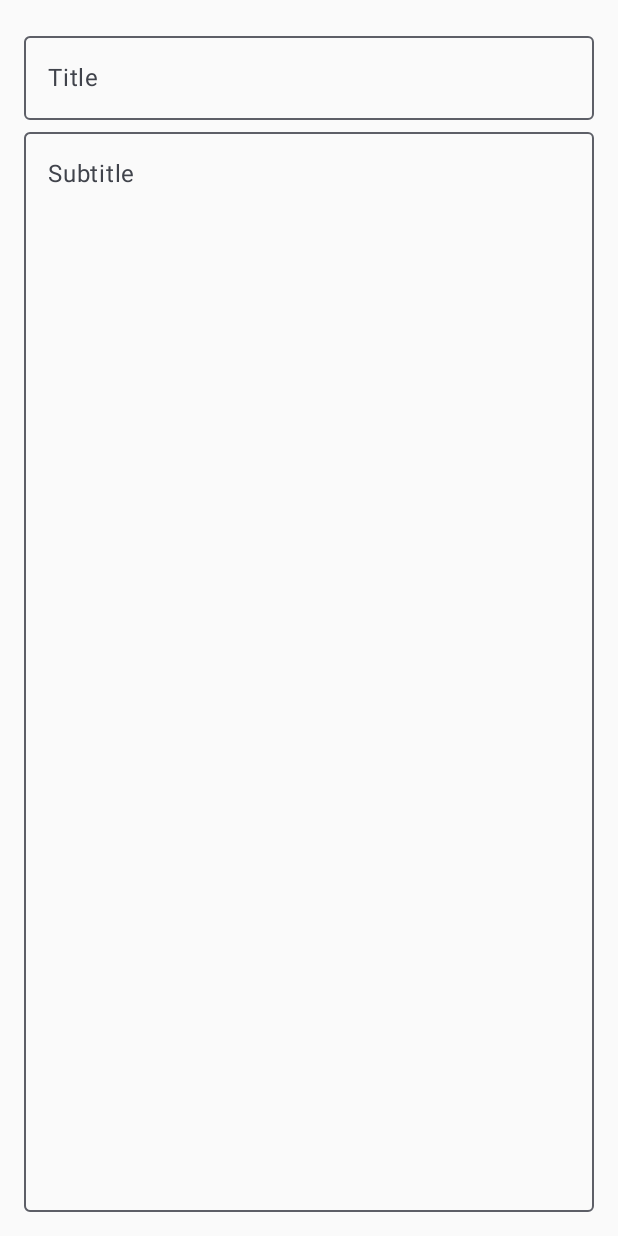
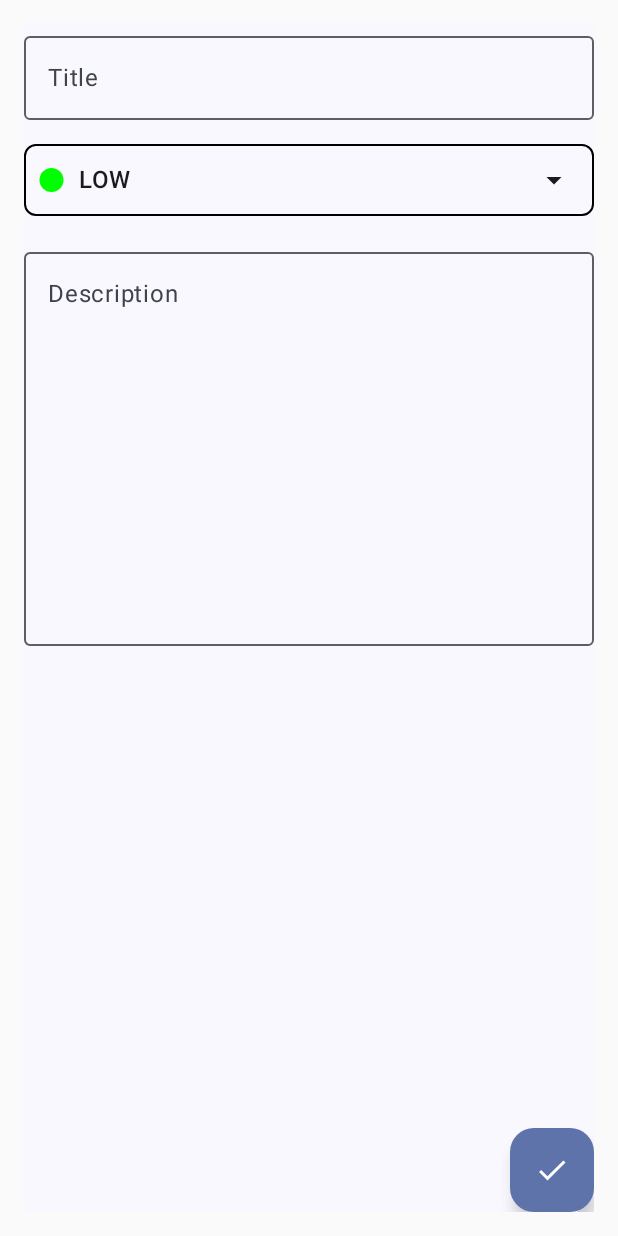
Before and after one commit to holparb/android-todo, an Android app built with Jetpack Compose: the screen it shows after launch (MainActivity), after a tap on "Icon", on a phone screen of 412 x 824 dp. Run offline under Robolectric (Android 15) with nearby library versions, the phone set to English and light mode, and no system bars.

Commit message:
Finished Todo creation layouts and data pass

```diff
--- a/app/src/main/java/com/example/todoapp/ui/components/Navigation.kt
+++ b/app/src/main/java/com/example/todoapp/ui/components/Navigation.kt
@@ -4,7 +4,8 @@ import androidx.compose.runtime.Composable
 import androidx.navigation.compose.NavHost
 import androidx.navigation.compose.composable
 import androidx.navigation.compose.rememberNavController
-import com.example.todoapp.ui.components.create_item.CreateTodo
+import com.example.todoapp.ui.components.screens.MainScreen
+import com.example.todoapp.ui.components.screens.CreateTodoScreen
 import kotlinx.serialization.Serializable
 
 @Composable
@@ -14,8 +15,8 @@ fun Navigation() {
         composable<MainScreen> {
             MainScreen(navController = navController)
         }
-        composable<CreateTodo> {
-            CreateTodo()
+        composable<CreateTodoScreen> {
+            CreateTodoScreen()
         }
     }
 }
@@ -24,4 +25,4 @@ fun Navigation() {
 object MainScreen
 
 @Serializable
-object CreateTodo
+object CreateTodoScreen
--- a/app/src/main/java/com/example/todoapp/ui/components/create_item/CreateTodo.kt
+++ b/app/src/main/java/com/example/todoapp/ui/components/create_item/CreateTodo.kt
@@ -1,10 +1,28 @@
 package com.example.todoapp.ui.components.create_item
 
+import androidx.compose.foundation.background
 import androidx.compose.foundation.layout.Arrangement
 import androidx.compose.foundation.layout.Column
+import androidx.compose.foundation.layout.PaddingValues
+import androidx.compose.foundation.layout.Row
+import androidx.compose.foundation.layout.Spacer
 import androidx.compose.foundation.layout.fillMaxSize
 import androidx.compose.foundation.layout.fillMaxWidth
+import androidx.compose.foundation.layout.height
 import androidx.compose.foundation.layout.padding
+import androidx.compose.foundation.layout.size
+import androidx.compose.foundation.layout.wrapContentHeight
+import androidx.compose.foundation.shape.CircleShape
+import androidx.compose.foundation.shape.RoundedCornerShape
+import androidx.compose.material.icons.Icons
+import androidx.compose.material.icons.filled.Done
+import androidx.compose.material3.Button
+import androidx.compose.material3.ElevatedButton
+import androidx.compose.material3.FloatingActionButton
+import androidx.compose.material3.Icon
+import androidx.compose.material3.IconButton
+import androidx.compose.material3.IconButtonDefaults
+import androidx.compose.material3.MaterialTheme
 import androidx.compose.material3.OutlinedTextField
 import androidx.compose.material3.Text
 import androidx.compose.runtime.Composable
@@ -12,13 +30,19 @@ import androidx.compose.runtime.getValue
 import androidx.compose.runtime.mutableStateOf
 import androidx.compose.runtime.remember
 import androidx.compose.runtime.setValue
+import androidx.compose.ui.Alignment
 import androidx.compose.ui.Modifier
+import androidx.compose.ui.graphics.Color
 import androidx.compose.ui.tooling.preview.Preview
 import androidx.compose.ui.unit.dp
 import com.example.todoapp.model.ItemPriority
+import com.example.todoapp.model.TodoModel
 
 @Composable
-fun CreateTodo() {
+fun CreateTodo(
+    onSaveTodo: (TodoModel) -> Unit,
+    paddingValues: PaddingValues,
+) {
     var title by remember {
         mutableStateOf("")
     }
@@ -30,30 +54,52 @@ fun CreateTodo() {
     var priority by remember {
         mutableStateOf(ItemPriority.LOW)
     }
-
     Column (
         modifier = Modifier
             .fillMaxSize()
-            .padding(16.dp),
+            .padding(paddingValues),
         verticalArrangement = Arrangement.Center
     ) {
         OutlinedTextField(
             modifier = Modifier.fillMaxWidth(),
             value = title,
-            onValueChange = {},
+            onValueChange = { title = it },
             label = { Text("Title") }
         )
+        Spacer(modifier = Modifier.height(16.dp))
+        PriorityDropdown(
+            priority = priority,
+            onPrioritySelected = {selectedPriority ->
+                priority = selectedPriority
+            }
+        )
+        Spacer(modifier = Modifier.height(16.dp))
         OutlinedTextField(
-            modifier = Modifier.fillMaxSize(),
+            modifier = Modifier.fillMaxWidth().weight(3f),
             value = description,
-            onValueChange = {},
-            label = { Text("Subtitle") }
+            onValueChange = { description = it },
+            label = { Text("Description") }
         )
+        Spacer(modifier = Modifier.height(16.dp))
+        Row(
+            verticalAlignment = Alignment.Bottom,
+            horizontalArrangement = Arrangement.End,
+            modifier = Modifier.fillMaxWidth().wrapContentHeight(Alignment.Bottom).weight(4f)
+        ) {
+            FloatingActionButton(
+                onClick = { onSaveTodo(TodoModel(1, title, description, priority)) }
+            ) {
+                Icon(
+                    imageVector = Icons.Filled.Done,
+                    contentDescription = "Done"
+                )
+            }
+        }
     }
 }
 
 @Preview
 @Composable
 private fun CreateTodoPreview() {
-    CreateTodo()
+    CreateTodo({}, PaddingValues(16.dp))
 }
--- a/app/src/main/java/com/example/todoapp/ui/components/create_item/PriorityDropdown.kt
+++ b/app/src/main/java/com/example/todoapp/ui/components/create_item/PriorityDropdown.kt
@@ -1,22 +1,43 @@
 package com.example.todoapp.ui.components.create_item
 
+import androidx.compose.animation.core.animateFloatAsState
 import androidx.compose.foundation.Canvas
+import androidx.compose.foundation.background
+import androidx.compose.foundation.border
+import androidx.compose.foundation.clickable
 import androidx.compose.foundation.layout.Row
+import androidx.compose.foundation.layout.fillMaxWidth
 import androidx.compose.foundation.layout.padding
 import androidx.compose.foundation.layout.size
+import androidx.compose.foundation.layout.width
+import androidx.compose.material.icons.Icons
+import androidx.compose.material.icons.filled.ArrowDropDown
+import androidx.compose.material3.DropdownMenu
+import androidx.compose.material3.DropdownMenuItem
+import androidx.compose.material3.Icon
+import androidx.compose.material3.IconButton
 import androidx.compose.material3.MaterialTheme
 import androidx.compose.material3.Text
 import androidx.compose.runtime.Composable
+import androidx.compose.runtime.getValue
+import androidx.compose.runtime.mutableStateOf
+import androidx.compose.runtime.remember
+import androidx.compose.runtime.setValue
 import androidx.compose.ui.Alignment
 import androidx.compose.ui.Modifier
+import androidx.compose.ui.draw.rotate
+import androidx.compose.ui.graphics.Color
+import androidx.compose.ui.layout.onGloballyPositioned
+import androidx.compose.ui.platform.LocalDensity
 import androidx.compose.ui.tooling.preview.Preview
+import androidx.compose.ui.unit.IntSize
 import androidx.compose.ui.unit.dp
 import com.example.todoapp.model.ItemPriority
 
 @Composable
 fun PriorityItem(priority: ItemPriority) {
     Row(verticalAlignment = Alignment.CenterVertically) {
-        Canvas(modifier = Modifier.size(size = 60.dp)) {
+        Canvas(modifier = Modifier.size(size = 16.dp)) {
             drawCircle(color = priority.color)
         }
         Text(
@@ -29,7 +50,76 @@ fun PriorityItem(priority: ItemPriority) {
 }
 
 @Composable
+fun PriorityDropdown(
+    priority: ItemPriority,
+    onPrioritySelected: (ItemPriority) -> Unit
+) {
+    var expanded by remember { mutableStateOf(false) }
+    var parentSize by remember { mutableStateOf(IntSize.Zero) }
+    val angle: Float by animateFloatAsState(targetValue = if (expanded) 180f else 0f)
+
+    Row(
+        modifier = Modifier
+            .fillMaxWidth()
+            .onGloballyPositioned {
+                parentSize = it.size
+            }
+            .background(MaterialTheme.colorScheme.background)
+            .clickable { expanded = true }
+            .border(
+                width = 1.dp,
+                color = Color.Black,
+                shape = MaterialTheme.shapes.small
+            ),
+        verticalAlignment = Alignment.CenterVertically
+    ) {
+        Canvas(
+            modifier = Modifier
+                .size(16.dp)
+                .weight(1f)
+        ) {
+            drawCircle(color = priority.color)
+        }
+        Text(
+            modifier = Modifier.weight(8f),
+            text = priority.name,
+            style = MaterialTheme.typography.titleMedium,
+        )
+        IconButton(
+            modifier = Modifier.rotate(degrees = angle).weight(1.5f),
+            onClick = { expanded = true }
+        ) {
+            Icon(
+                imageVector = Icons.Filled.ArrowDropDown,
+                contentDescription = "drop_down_arrow_icon"
+            )
+        }
+        DropdownMenu(
+            modifier = Modifier.width(with(LocalDensity.current) { parentSize.width.toDp() }),
+            expanded = expanded,
+            onDismissRequest = { expanded = false },
+        ) {
+            ItemPriority.entries.forEach { priority ->
+                DropdownMenuItem(
+                    text = { PriorityItem(priority) },
+                    onClick = {
+                        expanded = false;
+                        onPrioritySelected(priority)
+                    }
+                )
+            }
+        }
+    }
+}
+
+@Composable
 @Preview
 fun PriorityItemPreview() {
     PriorityItem(priority = ItemPriority.LOW)
 }
+
+@Preview
+@Composable
+private fun PriorityDropdownPreview() {
+    PriorityDropdown(priority = ItemPriority.LOW) {}
+}
--- /dev/null
+++ b/app/src/main/java/com/example/todoapp/ui/components/screens/CreateTodoScreen.kt
@@ -0,0 +1,30 @@
+package com.example.todoapp.ui.components.screens
+
+import android.util.Log
+import androidx.compose.foundation.layout.padding
+import androidx.compose.material3.Scaffold
+import androidx.compose.runtime.Composable
+import androidx.compose.ui.Modifier
+import androidx.compose.ui.tooling.preview.Preview
+import androidx.compose.ui.unit.dp
+import com.example.todoapp.model.TodoModel
+import com.example.todoapp.ui.components.create_item.CreateTodo
+
+@Composable
+fun CreateTodoScreen() {
+    Scaffold (
+        modifier = Modifier.padding(16.dp),
+    ) { paddingValues ->
+        CreateTodo({ onSaveTodo(it) }, paddingValues)
+    }
+}
+
+fun onSaveTodo(todo: TodoModel) {
+    Log.d("CreateTodoScreen", todo.toString());
+}
+
+@Preview
+@Composable
+private fun CreateTodoScreenPreview() {
+    CreateTodoScreen()
+}
--- a/app/src/main/java/com/example/todoapp/ui/components/MainScreen.kt
+++ b/app/src/main/java/com/example/todoapp/ui/components/screens/MainScreen.kt
@@ -1,4 +1,4 @@
-package com.example.todoapp.ui.components
+package com.example.todoapp.ui.components.screens
 
 import androidx.compose.foundation.layout.padding
 import androidx.compose.material.icons.Icons
@@ -10,6 +10,7 @@ import androidx.compose.runtime.Composable
 import androidx.compose.ui.Modifier
 import androidx.compose.ui.unit.dp
 import androidx.navigation.NavController
+import com.example.todoapp.ui.components.CreateTodoScreen
 import com.example.todoapp.ui.components.todo_list.TodoList
 
 @Composable
@@ -17,7 +18,7 @@ fun MainScreen(navController: NavController) {
     Scaffold(
         floatingActionButton = {
             FloatingActionButton(
-                onClick = { navController.navigate(CreateTodo) },
+                onClick = { navController.navigate(CreateTodoScreen) },
             ) {
                 Icon(imageVector = Icons.Filled.Add, contentDescription = "Icon")
             }
--- a/app/src/main/java/com/example/todoapp/viewmodels/TodoViewModel.kt
+++ b/app/src/main/java/com/example/todoapp/viewmodels/TodoViewModel.kt
@@ -13,4 +13,8 @@ class TodoViewModel: ViewModel() {
     fun addTodo(todo: TodoModel) {
         _todos = _todos.plus(todo)
     }
+
+
+
+
 }
```
